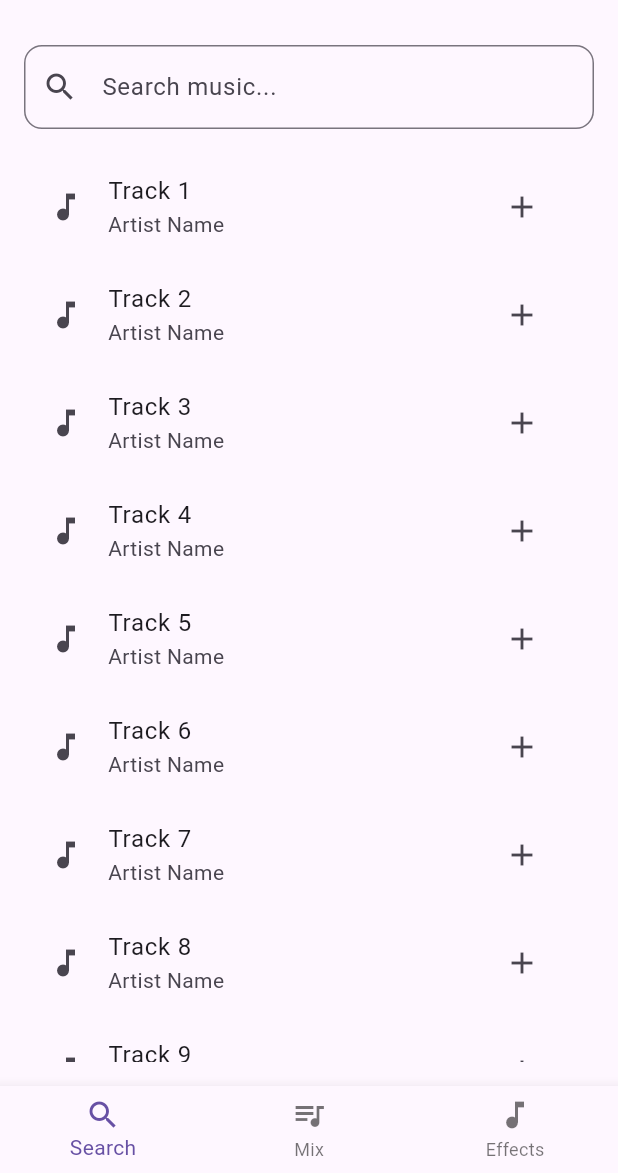
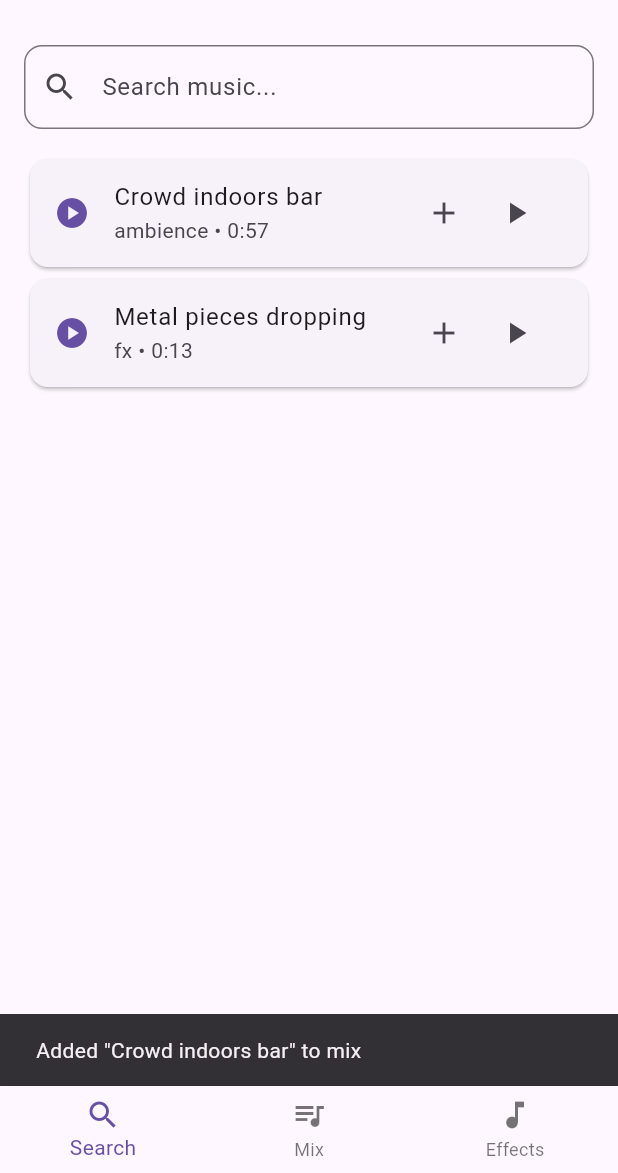
Before and after one commit to Deathtroy/infinite-chaos, a Flutter app: the screen it shows after launch, after a tap on the "add" icon, on a phone screen of 412 x 824 dp, the part 63-1236 px from its top. Run offline on Flutter 3.47's test engine with Material 3 defaults, Android fonts, the light colour scheme and no system bars; our stand-ins replace just_audio.

Commit message:
Add search fonctionality and basic audio play

```diff
--- /dev/null
+++ b/assets/audio/tracks.json
@@ -0,0 +1,18 @@
+{
+  "tracks": [
+    {
+      "id": "1",
+      "title": "Crowd indoors bar",
+      "category": "ambience",
+      "fileName": "crowd-indoors-bar.mp3",
+      "duration": "0:57"
+    },
+    {
+      "id": "2",
+      "title": "Metal pieces dropping",
+      "category": "fx",
+      "fileName": "metal-pieces-dropping.mp3",
+      "duration": "0:13"
+    }
+  ]
+}
--- /dev/null
+++ b/lib/models/music_track.dart
@@ -0,0 +1,33 @@
+class MusicTrack {
+  final String id;
+  final String title;
+  final String category;
+  final String fileName;
+  final String duration;
+
+  const MusicTrack({
+    required this.id,
+    required this.title,
+    required this.category,
+    required this.fileName,
+    required this.duration,
+  });
+
+  factory MusicTrack.fromJson(Map<String, dynamic> json) {
+    return MusicTrack(
+      id: json['id'] as String,
+      title: json['title'] as String,
+      category: json['category'] as String,
+      fileName: json['fileName'] as String,
+      duration: json['duration'] as String,
+    );
+  }
+
+  Map<String, dynamic> toJson() => {
+        'id': id,
+        'title': title,
+        'category': category,
+        'fileName': fileName,
+        'duration': duration,
+      };
+}
--- /dev/null
+++ b/lib/repositories/music_repository.dart
@@ -0,0 +1,33 @@
+import 'dart:convert';
+import 'package:flutter/services.dart';
+import '../models/music_track.dart';
+
+class MusicRepository {
+  static const String _tracksPath = 'assets/audio/tracks.json';
+  List<MusicTrack> _tracks = [];
+
+  Future<List<MusicTrack>> loadTracks() async {
+    if (_tracks.isNotEmpty) {
+      return _tracks;
+    }
+
+    final String jsonString = await rootBundle.loadString(_tracksPath);
+    final Map<String, dynamic> jsonData = json.decode(jsonString);
+    final List<dynamic> tracksList = jsonData['tracks'];
+
+    _tracks = tracksList.map((json) => MusicTrack.fromJson(json)).toList();
+    return _tracks;
+  }
+
+  List<MusicTrack> searchTracks(String query) {
+    if (query.isEmpty) {
+      return _tracks;
+    }
+
+    final lowercaseQuery = query.toLowerCase();
+    return _tracks.where((track) {
+      return track.title.toLowerCase().contains(lowercaseQuery) ||
+          track.category.toLowerCase().contains(lowercaseQuery);
+    }).toList();
+  }
+}
--- a/lib/screens/music_search_screen.dart
+++ b/lib/screens/music_search_screen.dart
@@ -1,7 +1,85 @@
 import 'package:flutter/material.dart';
+import '../models/music_track.dart';
+import '../repositories/music_repository.dart';
+import 'package:just_audio/just_audio.dart';
 
-class MusicSearchScreen extends StatelessWidget {
+class MusicSearchScreen extends StatefulWidget {
   const MusicSearchScreen({super.key});
+
+  @override
+  State<MusicSearchScreen> createState() => _MusicSearchScreenState();
+}
+
+class _MusicSearchScreenState extends State<MusicSearchScreen> {
+  final MusicRepository _repository = MusicRepository();
+  final AudioPlayer _audioPlayer = AudioPlayer();
+  List<MusicTrack> _tracks = [];
+  List<MusicTrack> _filteredTracks = [];
+  String _searchQuery = '';
+  MusicTrack? _playingTrack;
+
+  @override
+  void initState() {
+    super.initState();
+    _loadTracks();
+  }
+
+  @override
+  void dispose() {
+    _audioPlayer.dispose();
+    super.dispose();
+  }
+
+  Future<void> _loadTracks() async {
+    final tracks = await _repository.loadTracks();
+    setState(() {
+      _tracks = tracks;
+      _filteredTracks = tracks;
+    });
+  }
+
+  void _onSearchChanged(String query) {
+    setState(() {
+      _searchQuery = query.trim();
+      if (_searchQuery.isEmpty) {
+        _filteredTracks = List.from(_tracks);
+      } else {
+        _filteredTracks = _tracks.where((track) {
+          final title = track.title.toLowerCase();
+          final category = track.category.toLowerCase();
+          final searchLower = _searchQuery.toLowerCase();
+          return title.contains(searchLower) || category.contains(searchLower);
+        }).toList();
+      }
+    });
+  }
+
+  Future<void> _playTrack(MusicTrack track) async {
+    if (_playingTrack?.id == track.id) {
+      await _audioPlayer.stop();
+      setState(() => _playingTrack = null);
+    } else {
+      try {
+        await _audioPlayer.setAsset('assets/audio/${track.fileName}');
+        await _audioPlayer.play();
+        if (!mounted) return;
+        setState(() => _playingTrack = track);
+
+        // Listen for playback completion
+        _audioPlayer.playerStateStream.listen((state) {
+          if (state.processingState == ProcessingState.completed) {
+            setState(() => _playingTrack = null);
+          }
+        });
+      } catch (e) {
+        if (context.mounted) {
+          ScaffoldMessenger.of(context).showSnackBar(
+            SnackBar(content: Text('Error playing track: ${e.toString()}')),
+          );
+        }
+      }
+    }
+  }
 
   @override
   Widget build(BuildContext context) {
@@ -10,9 +88,21 @@ class MusicSearchScreen extends StatelessWidget {
       child: Column(
         children: [
           TextField(
+            onChanged: _onSearchChanged,
             decoration: InputDecoration(
               hintText: 'Search music...',
               prefixIcon: const Icon(Icons.search),
+              suffixIcon: _searchQuery.isNotEmpty
+                  ? IconButton(
+                      icon: const Icon(Icons.clear),
+                      onPressed: () {
+                        setState(() {
+                          _searchQuery = '';
+                          _filteredTracks = List.from(_tracks);
+                        });
+                      },
+                    )
+                  : null,
               border: OutlineInputBorder(
                 borderRadius: BorderRadius.circular(12),
               ),
@@ -20,18 +110,52 @@ class MusicSearchScreen extends StatelessWidget {
           ),
           const SizedBox(height: 16),
           Expanded(
-            child: ListView.builder(
-              itemCount: 10, // This will be replaced with actual data
-              itemBuilder: (context, index) {
-                return ListTile(
-                  leading: const Icon(Icons.music_note),
-                  title: Text('Track ${index + 1}'),
-                  subtitle: const Text('Artist Name'),
-                  trailing: IconButton(
-                    icon: const Icon(Icons.add),
-                    onPressed: () {
-                      // Add to mix functionality will be implemented here
-                    },
+            child: _tracks.isEmpty
+                ? const Center(
+                    child: CircularProgressIndicator(),
+                  )
+                : _filteredTracks.isEmpty
+                    ? Center(
+                        child: Text(
+                          _searchQuery.isEmpty
+                              ? 'No tracks available'
+                              : 'No tracks matching "$_searchQuery"',
+                          style: Theme.of(context).textTheme.bodyLarge,
+                        ),
+                      )
+                    : ListView.builder(
+                        itemCount: _filteredTracks.length,
+                        itemBuilder: (context, index) {
+                          final track = _filteredTracks[index];
+                          final isPlaying = _playingTrack?.id == track.id;
+
+                return Card(
+                  child: ListTile(
+                    leading: Icon(
+                      isPlaying ? Icons.pause_circle : Icons.play_circle,
+                      color: Theme.of(context).primaryColor,
+                    ),
+                    title: Text(track.title),
+                    subtitle: Text('${track.category} • ${track.duration}'),
+                    trailing: Row(
+                      mainAxisSize: MainAxisSize.min,
+                      children: [
+                        IconButton(
+                          icon: const Icon(Icons.add),
+                          onPressed: () {
+                            ScaffoldMessenger.of(context).showSnackBar(
+                              SnackBar(content: Text('Added "${track.title}" to mix')),
+                            );
+                          },
+                        ),
+                        IconButton(
+                          icon: Icon(
+                            isPlaying ? Icons.stop : Icons.play_arrow,
+                          ),
+                          onPressed: () => _playTrack(track),
+                        ),
+                      ],
+                    ),
                   ),
                 );
               },
```
Also changed, not shown: pubspec.yaml (+7 -1 lines), 3 other files.
